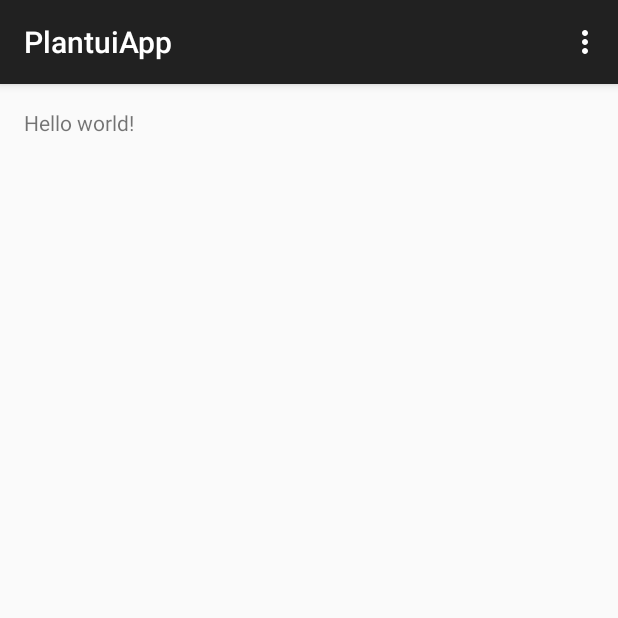
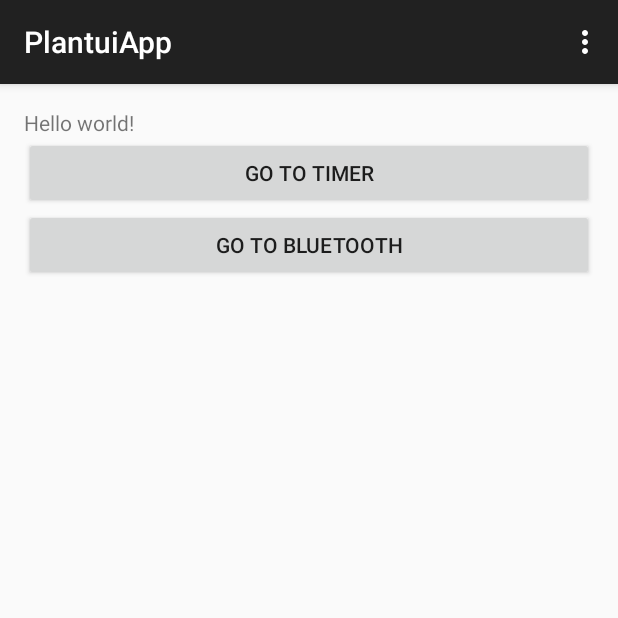
Before and after one commit to maassander/PlantuiApp, an Android app: the screen it shows after launch (MainActivity), on a phone screen of 412 x 824 dp, the top half of it. Run offline under Robolectric (Android 15) with nearby library versions, the phone set to English and light mode, and no system bars.

Commit message:
Added buttons to acces the timer and the bluetooth page

```diff
--- a/app/src/main/java/ap/plantuiapp/Timer.java
+++ b/app/src/main/java/ap/plantuiapp/Timer.java
@@ -10,8 +10,7 @@ import android.widget.ListView;
 
 public class Timer extends ActionBarActivity {
 
-    private String[] monthsArray = { "JAN", "FEB", "MAR", "APR", "MAY", "JUNE", "JULY",
-            "AUG", "SEPT", "OCT", "NOV", "DEC" };
+    private String[] monthsArray = { "Mooie plantjes", "Grote plantjes", "Groene plantjes", "Groenere plantjes"};
 
     private ListView monthsListView;
     private ArrayAdapter arrayAdapter;
@@ -21,9 +20,6 @@ public class Timer extends ActionBarActivity {
         super.onCreate(savedInstanceState);
         setContentView(R.layout.activity_timermenu);
 
-
-        super.onCreate(savedInstanceState);
-        setContentView(R.layout.activity_timermenu);
         monthsListView = (ListView) findViewById(R.id.listView2);
         // this-The current activity context.
         // Second param is the resource Id for list layout row item
--- a/app/src/main/res/layout/activity_main.xml
+++ b/app/src/main/res/layout/activity_main.xml
@@ -11,6 +11,22 @@
 
         <TextView android:text="@string/hello_world" android:layout_width="wrap_content"
             android:layout_height="wrap_content" />
+
+        <Button
+            android:layout_width="wrap_content"
+            android:layout_height="wrap_content"
+            android:text="@string/button_GoToTimerMenu"
+            android:id="@+id/button4"
+            android:onClick="goToTimerActivity"/>
+
+        <Button
+            android:layout_width="wrap_content"
+            android:layout_height="wrap_content"
+            android:text="@string/button_GoToBluetoothMenu"
+            android:id="@+id/button5"
+            android:onClick="goToBluetoothActivity"/>
+
+
     </TableLayout>
 
 </RelativeLayout>
--- a/app/src/main/res/values/strings.xml
+++ b/app/src/main/res/values/strings.xml
@@ -4,6 +4,7 @@
     <string name="app_name">PlantuiApp</string>
     <string name="hello_world">Hello world!</string>
     <string name="button_GoToTimerMenu">Go To Timer</string>
+    <string name="button_GoToBluetoothMenu">Go To Bluetooth</string>
     <string name="action_settings">Settings</string>
 
     <string name="title_activity_bluetooth">bluetooth</string>
```
Also changed, not shown: app/src/main/java/ap/plantuiapp/MainActivity.java (+10 -4 lines), 2 other files.
